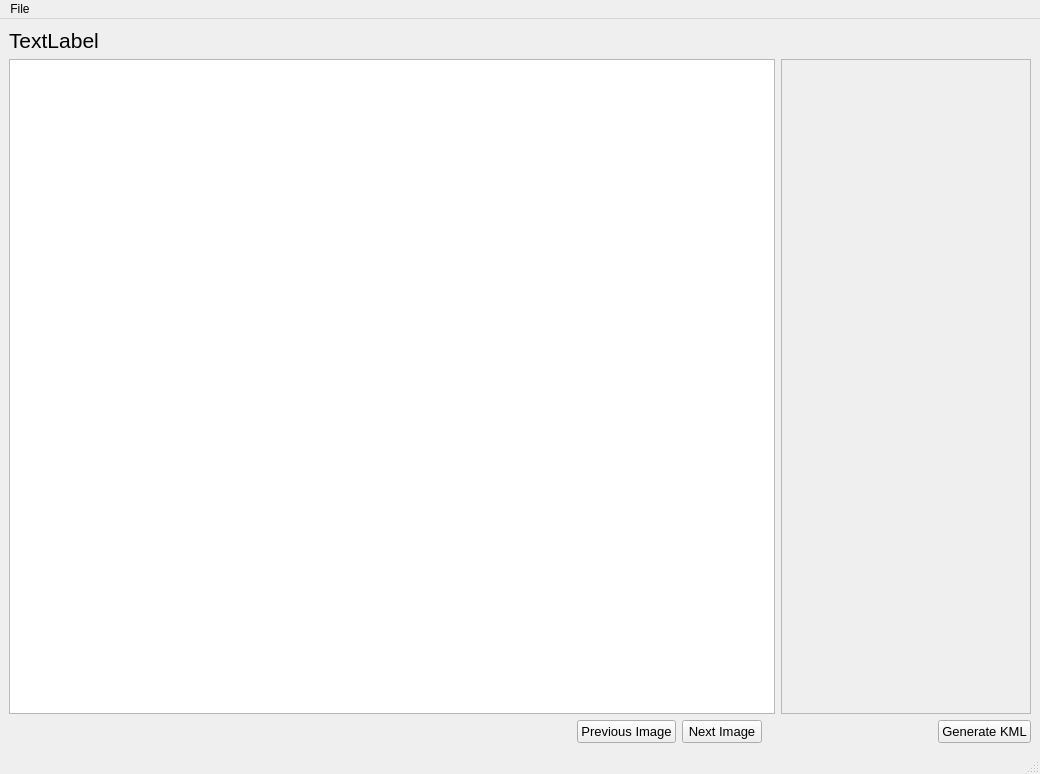
Qt form resources/views/Viewer.ui (crgrove/automated-drone-image-analysis-tool) before a commit.
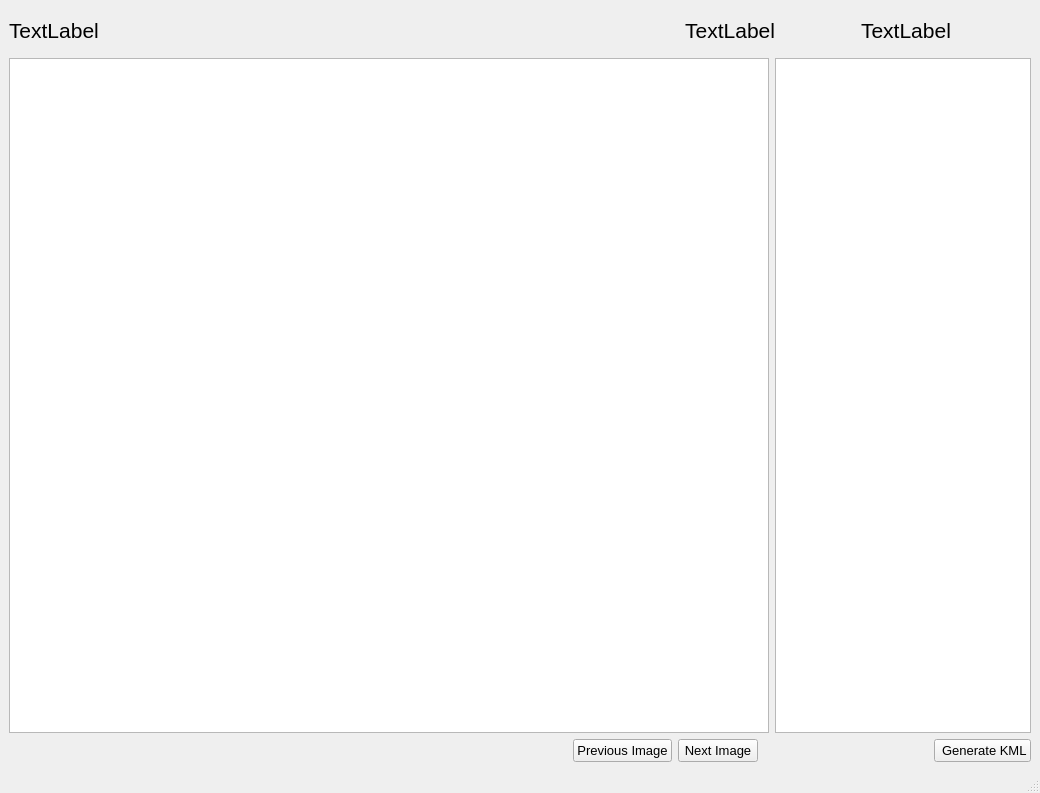
The same form after that commit. Icons and pictures are not drawn.

The edit to the form file:
```diff
--- a/resources/views/Viewer.ui
+++ b/resources/views/Viewer.ui
@@ -7,7 +7,7 @@
     <x>0</x>
     <y>0</y>
     <width>1040</width>
-    <height>774</height>
+    <height>793</height>
    </rect>
   </property>
   <property name="windowTitle">
@@ -20,15 +20,78 @@
   <widget class="QWidget" name="centralwidget">
    <layout class="QVBoxLayout" name="verticalLayout">
     <item>
-     <widget class="QLabel" name="fileNameLabel">
-      <property name="font">
-       <font>
-        <pointsize>16</pointsize>
-       </font>
-      </property>
-      <property name="text">
-       <string>TextLabel</string>
-      </property>
+     <widget class="QWidget" name="TitleWidget" native="true">
+      <layout class="QHBoxLayout" name="horizontalLayout_2">
+       <property name="leftMargin">
+        <number>0</number>
+       </property>
+       <property name="topMargin">
+        <number>9</number>
+       </property>
+       <property name="rightMargin">
+        <number>0</number>
+       </property>
+       <item>
+        <widget class="QLabel" name="fileNameLabel">
+         <property name="font">
+          <font>
+           <pointsize>16</pointsize>
+          </font>
+         </property>
+         <property name="text">
+          <string>TextLabel</string>
+         </property>
+        </widget>
+       </item>
+       <item>
+        <widget class="QLabel" name="indexLabel">
+         <property name="font">
+          <font>
+           <pointsize>16</pointsize>
+          </font>
+         </property>
+         <property name="text">
+          <string>TextLabel</string>
+         </property>
+         <property name="alignment">
+          <set>Qt::AlignRight|Qt::AlignTrailing|Qt::AlignVCenter</set>
+         </property>
+        </widget>
+       </item>
+       <item>
+        <widget class="QLabel" name="areaCountLabel">
+         <property name="sizePolicy">
+          <sizepolicy hsizetype="Fixed" vsizetype="Preferred">
+           <horstretch>0</horstretch>
+           <verstretch>0</verstretch>
+          </sizepolicy>
+         </property>
+         <property name="minimumSize">
+          <size>
+           <width>250</width>
+           <height>0</height>
+          </size>
+         </property>
+         <property name="maximumSize">
+          <size>
+           <width>250</width>
+           <height>16777215</height>
+          </size>
+         </property>
+         <property name="font">
+          <font>
+           <pointsize>16</pointsize>
+          </font>
+         </property>
+         <property name="text">
+          <string>TextLabel</string>
+         </property>
+         <property name="alignment">
+          <set>Qt::AlignCenter</set>
+         </property>
+        </widget>
+       </item>
+      </layout>
      </widget>
     </item>
     <item>
@@ -47,10 +110,15 @@
           <height>650</height>
          </size>
         </property>
+        <property name="font">
+         <font>
+          <pointsize>9</pointsize>
+         </font>
+        </property>
        </widget>
       </item>
       <item>
-       <widget class="QScrollArea" name="scrollArea">
+       <widget class="QListWidget" name="aoiListWidget">
         <property name="sizePolicy">
          <sizepolicy hsizetype="Fixed" vsizetype="Expanding">
           <horstretch>0</horstretch>
@@ -63,29 +131,12 @@
           <height>0</height>
          </size>
         </property>
-        <property name="sizeAdjustPolicy">
-         <enum>QAbstractScrollArea::AdjustToContents</enum>
-        </property>
-        <property name="widgetResizable">
-         <bool>true</bool>
-        </property>
-        <widget class="QWidget" name="scrollAreaWidgetContents">
-         <property name="geometry">
-          <rect>
-           <x>0</x>
-           <y>0</y>
-           <width>248</width>
-           <height>648</height>
-          </rect>
-         </property>
-         <layout class="QVBoxLayout" name="verticalLayout_2"/>
-        </widget>
        </widget>
       </item>
      </layout>
     </item>
     <item>
-     <layout class="QHBoxLayout" name="horizontalLayout_2">
+     <layout class="QHBoxLayout" name="ButtonLayour">
       <item>
        <spacer name="horizontalSpacer_2">
         <property name="orientation">
@@ -118,6 +169,9 @@
           <pointsize>10</pointsize>
          </font>
         </property>
+        <property name="layoutDirection">
+         <enum>Qt::RightToLeft</enum>
+        </property>
         <property name="text">
          <string>Next Image</string>
         </property>
@@ -147,7 +201,11 @@
          </font>
         </property>
         <property name="text">
-         <string>Generate KML</string>
+         <string> Generate KML</string>
+        </property>
+        <property name="icon">
+         <iconset resource="../resources.qrc">
+          <normaloff>:/icons/download.png</normaloff>:/icons/download.png</iconset>
         </property>
        </widget>
       </item>
@@ -155,23 +213,6 @@
     </item>
    </layout>
   </widget>
-  <widget class="QMenuBar" name="menubar">
-   <property name="geometry">
-    <rect>
-     <x>0</x>
-     <y>0</y>
-     <width>1040</width>
-     <height>21</height>
-    </rect>
-   </property>
-   <widget class="QMenu" name="menuFile">
-    <property name="title">
-     <string>File</string>
-    </property>
-    <addaction name="actionOpen"/>
-   </widget>
-   <addaction name="menuFile"/>
-  </widget>
   <widget class="QStatusBar" name="statusbar"/>
   <action name="actionOpen">
    <property name="text">
```
Left out of the diff: 14 changed lines with no effect on the pictures.
